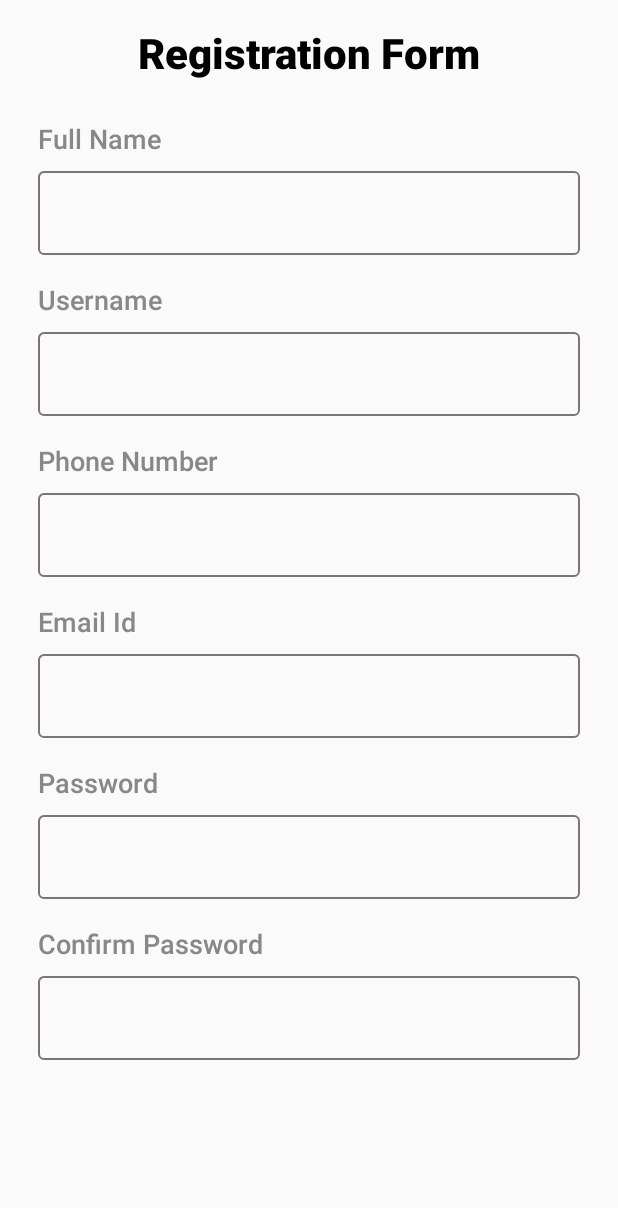
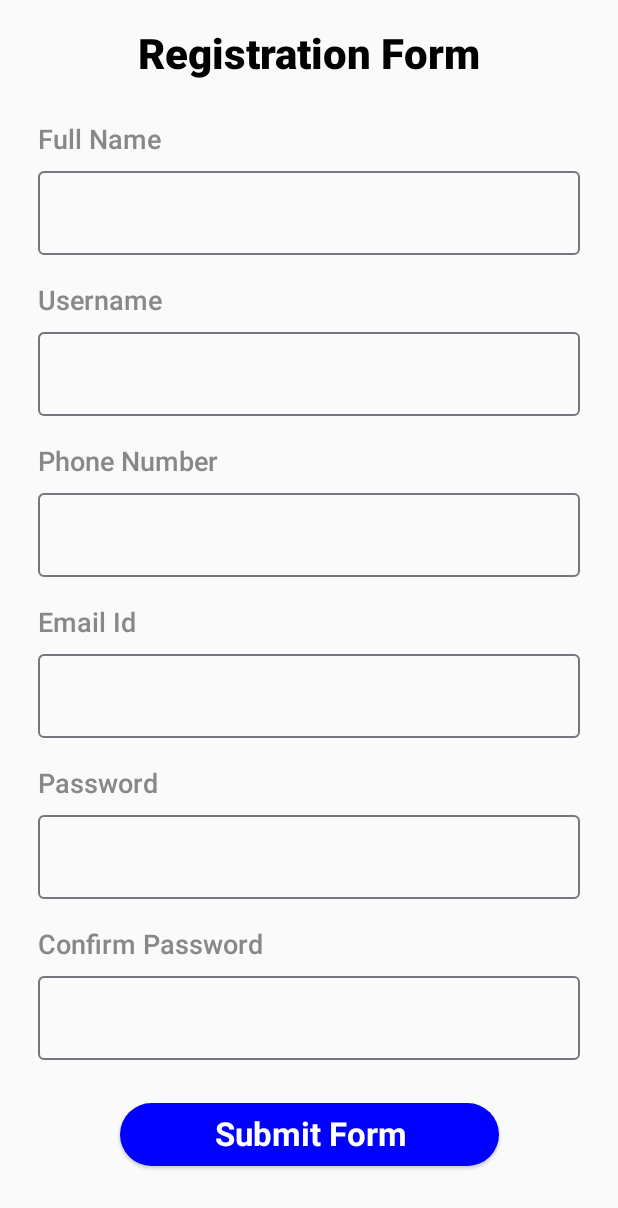
Before and after one commit to sharmaji-devlabs/wd12pmComposeWidgetsClasses, an Android app built with Jetpack Compose: the screen it shows after launch (RegistrationScreenActivity), on a phone screen of 412 x 824 dp. Shown: the top 1208 px of the screen. Run offline under Robolectric (Android 15) with nearby library versions, the phone set to English and light mode, and no system bars.

Commit message:
Form Validation part - 2 With Complete live Validation

```diff
--- a/app/src/main/java/com/widgets/app/ui/screens/form_validation_with_regex/RegistrationScreenActivity.kt
+++ b/app/src/main/java/com/widgets/app/ui/screens/form_validation_with_regex/RegistrationScreenActivity.kt
@@ -9,12 +9,16 @@ import androidx.compose.foundation.layout.fillMaxWidth
 import androidx.compose.foundation.layout.padding
 import androidx.compose.foundation.layout.safeDrawingPadding
 import androidx.compose.foundation.text.KeyboardOptions
+import androidx.compose.material3.ButtonDefaults
+import androidx.compose.material3.ElevatedButton
 import androidx.compose.material3.OutlinedTextField
 import androidx.compose.material3.Text
 import androidx.compose.runtime.Composable
 import androidx.compose.runtime.MutableState
+import androidx.compose.runtime.getValue
 import androidx.compose.runtime.mutableStateOf
 import androidx.compose.runtime.remember
+import androidx.compose.runtime.setValue
 import androidx.compose.ui.Alignment
 import androidx.compose.ui.Modifier
 import androidx.compose.ui.graphics.Color
@@ -54,13 +58,15 @@ fun TitleCompose(text: String, modifier: Modifier = Modifier) {
 @Composable
 fun RegistrationForm(modifier: Modifier = Modifier) {
 
-    var formState = listOf(
-        "fullName" to remember { mutableStateOf("") },
-        "username" to remember { mutableStateOf("") },
-        "emailId" to remember { mutableStateOf("") },
-        "password" to remember { mutableStateOf("") },
-        "cnfPassword" to remember { mutableStateOf("") }
-    )
+    var fullName by remember { mutableStateOf("") }
+    var userName by remember { mutableStateOf("") }
+    var phoneNumber by remember { mutableStateOf("") }
+    var emailId by remember { mutableStateOf("") }
+    var password by remember { mutableStateOf("") }
+    var cnfPassword by remember { mutableStateOf("") }
+
+    var errorFullName by remember { mutableStateOf("") }
+
 
     Column(modifier = modifier.fillMaxSize()) {
         TitleCompose(
@@ -69,25 +75,40 @@ fun RegistrationForm(modifier: Modifier = Modifier) {
                 .padding(bottom = 20.dp)
                 .align(Alignment.CenterHorizontally)
         )
-        InputField(label = "Full Name", state = "", onValueChange = { value ->
+        InputField(label = "Full Name", state = fullName,
+            errorText = errorFullName,
+            onValueChange = { value ->
+            fullName = value
+
+
+            errorFullName = if (!fullName.matches(RegexValidation.FULLNAME)) "First letter must be upper case"
+                else ""
 
         })
-        InputField(label = "Username", state = "", onValueChange = { value ->
-
+        InputField(label = "Username", state = userName, onValueChange = { value ->
+            userName = value
         })
-        InputField(label = "Phone Number ", state = "", onValueChange = { value ->
-
+        InputField(label = "Phone Number ", state = phoneNumber, onValueChange = { value ->
+            phoneNumber = value
         })
-        InputField(label = "Email Id", state = "", onValueChange = { value ->
-
+        InputField(label = "Email Id", state = emailId, onValueChange = { value ->
+            emailId = value
         })
-        InputField(label = "Password", state = "", onValueChange = { value ->
-
+        InputField(label = "Password", state = password, onValueChange = { value ->
+            password = value
         })
-        InputField(label = "Confirm Password", state = "", onValueChange = { value ->
-
+        InputField(label = "Confirm Password", state = cnfPassword, onValueChange = { value ->
+            cnfPassword = value
         })
 
+
+        SubmitButton(
+            onClick = {
+
+            },
+            Modifier
+                .align(Alignment.CenterHorizontally)
+        )
     }
 }
 
@@ -96,6 +117,7 @@ fun InputField(
     label: String,
     state: String,
     onValueChange: (String) -> Unit,
+    errorText: String = "",
     textInputType: KeyboardOptions = KeyboardOptions(keyboardType = KeyboardType.Text),
     placeHolder: String = "",
     modifier: Modifier = Modifier
@@ -106,11 +128,40 @@ fun InputField(
             value = state,
             modifier = Modifier.fillMaxWidth(1f),
             onValueChange = onValueChange,
-            keyboardOptions = textInputType
-        )
+            keyboardOptions = textInputType,
+
+            )
+
+        if (errorText.isNotEmpty()) {
+            ErrorText(errorText = errorText, modifier = paddingT5)
+        }
+
     }
 }
 
+@Composable
+fun ErrorText(errorText: String, modifier: Modifier = Modifier) {
+    Text(text = errorText, style = errorTextStyle)
+}
+
+
+@Composable
+fun SubmitButton(onClick: () -> Unit, modifier: Modifier = Modifier) {
+    ElevatedButton(
+        onClick = onClick,
+        modifier = modifier
+            .fillMaxWidth(.7f)
+            .padding(top = 15.dp),
+        colors = ButtonDefaults.buttonColors(Color.Blue)
+
+    ) {
+        Text(text = "Submit Form", style = buttonLabelStyle)
+        // are ruk jao
+
+    }
+}
+
+val errorTextStyle = TextStyle(color = Color.Red, fontSize = 12.sp, fontWeight = FontWeight(300))
 private val labelStyle =
     TextStyle(
         fontSize = 18.sp,
@@ -118,9 +169,22 @@ private val labelStyle =
         textAlign = TextAlign.Start,
         fontWeight = FontWeight(600),
     )
+private val buttonLabelStyle =
+    TextStyle(
+        fontSize = 22.sp,
+        color = Color.White,
+        textAlign = TextAlign.Center,
+        fontWeight = FontWeight(700),
+    )
 
 
 private val paddingB10 = Modifier.padding(bottom = 10.dp)
+private val paddingT5 = Modifier.padding(top = 5.dp)
+
+// cannot use remember outside the composable functions
+//data class UserFormState(
+//    var fullName = remember { mutableStateOf("") },
+//)
 
 
 class RegexValidation {
```
